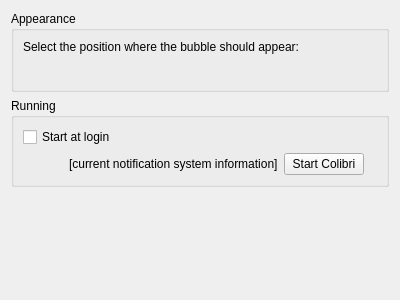
First picture: the form in kcm/controlmodule.ui, repository KDE/colibri, before the edit.
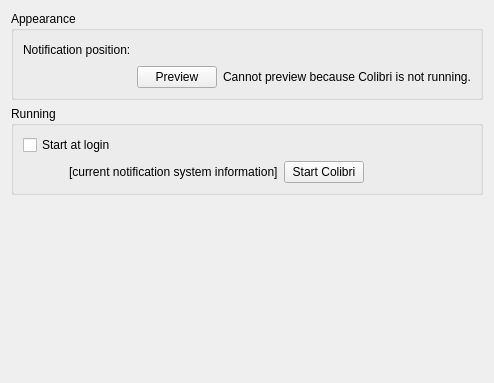
Second picture: the form after the edit. Custom widgets are drawn as their Qt base class.

Commit message: Added a "Preview" button

Diff of the .ui file:
```diff
--- a/kcm/controlmodule.ui
+++ b/kcm/controlmodule.ui
@@ -6,8 +6,8 @@
    <rect>
     <x>0</x>
     <y>0</y>
-    <width>400</width>
-    <height>300</height>
+    <width>410</width>
+    <height>383</height>
    </rect>
   </property>
   <layout class="QVBoxLayout" name="verticalLayout_3">
@@ -16,15 +16,15 @@
      <property name="title">
       <string>Appearance</string>
      </property>
-     <layout class="QVBoxLayout" name="verticalLayout_2">
-      <item>
+     <layout class="QFormLayout" name="formLayout">
+      <item row="0" column="0">
        <widget class="QLabel" name="label">
         <property name="text">
-         <string>Select the position where the bubble should appear:</string>
+         <string>Notification position:</string>
         </property>
        </widget>
       </item>
-      <item>
+      <item row="0" column="1">
        <layout class="QHBoxLayout" name="horizontalLayout">
         <item>
          <widget class="Colibri::AlignmentSelector" name="alignmentSelector" native="true"/>
@@ -44,6 +44,37 @@
         </item>
        </layout>
       </item>
+      <item row="1" column="1">
+       <layout class="QHBoxLayout" name="horizontalLayout_3">
+        <item>
+         <widget class="QPushButton" name="previewButton">
+          <property name="text">
+           <string>Preview</string>
+          </property>
+         </widget>
+        </item>
+        <item>
+         <widget class="QLabel" name="previewImpossibleLabel">
+          <property name="text">
+           <string>Cannot preview because Colibri is not running.</string>
+          </property>
+         </widget>
+        </item>
+        <item>
+         <spacer name="horizontalSpacer_4">
+          <property name="orientation">
+           <enum>Qt::Horizontal</enum>
+          </property>
+          <property name="sizeHint" stdset="0">
+           <size>
+            <width>40</width>
+            <height>20</height>
+           </size>
+          </property>
+         </spacer>
+        </item>
+       </layout>
+      </item>
      </layout>
     </widget>
    </item>
```
The commit also changes 2 other files.
